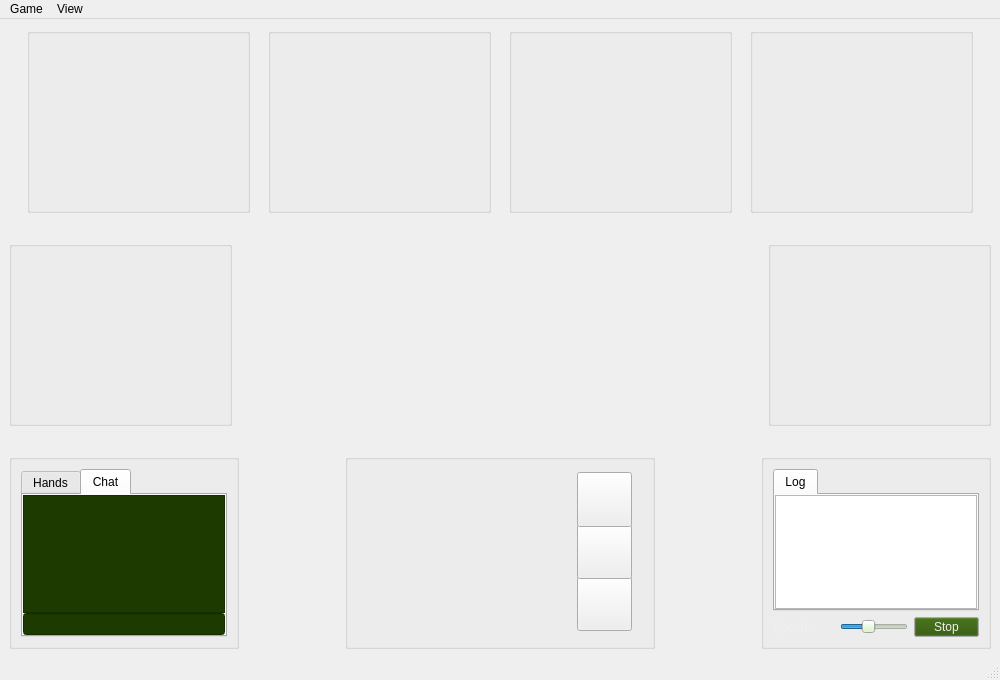
Before: the Qt Designer form src/gui/qt/mainwindow.ui in pokerth/pokerth, drawn with Qt 5.
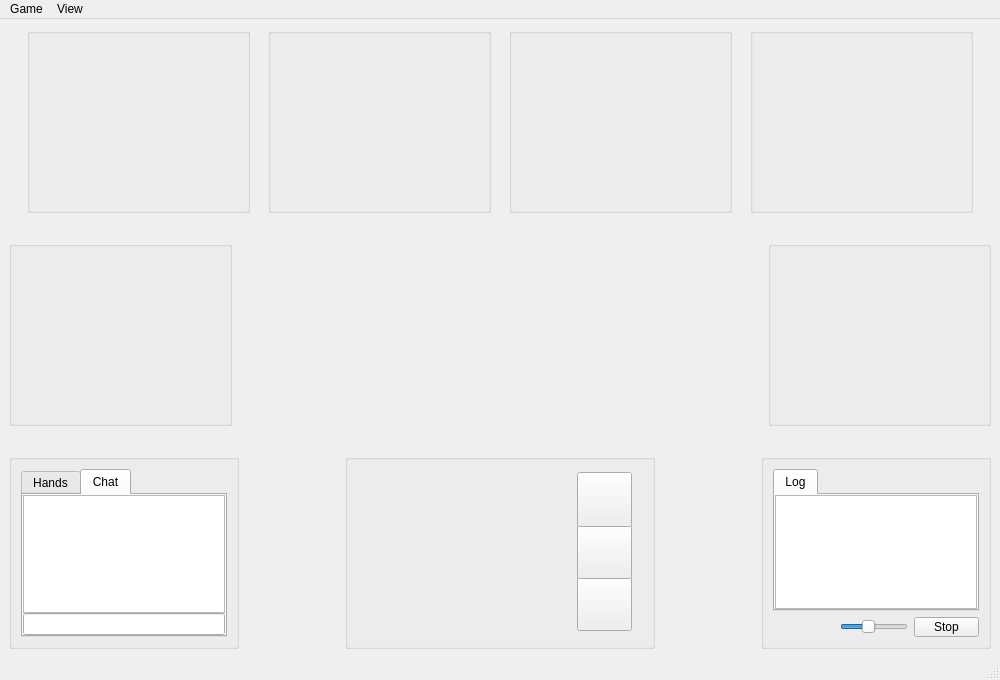
After: the same form once the commit is applied. The open tabs and pages were chosen to show the change. Icons and pictures are not drawn. Custom widgets are drawn as their Qt base class.

Commit message: some other gui fixes for qt-4.3.*

Patch:
```diff
--- a/src/gui/qt/mainwindow.ui
+++ b/src/gui/qt/mainwindow.ui
@@ -164,9 +164,6 @@
            </property>
            <item row="0" column="0" >
             <widget class="MyLeftTabWidget" name="tabWidget_Left" >
-             <property name="tabShape" >
-              <enum>QTabWidget::Rounded</enum>
-             </property>
              <property name="currentIndex" >
               <number>0</number>
              </property>
@@ -227,232 +224,6 @@
                </property>
                <item row="0" column="0" >
                 <widget class="QTextBrowser" name="textBrowser_Chat" >
-                 <property name="palette" >
-                  <palette>
-                   <active>
-                    <colorrole role="WindowText" >
-                     <brush brushstyle="SolidPattern" >
-                      <color alpha="255" >
-                       <red>240</red>
-                       <green>240</green>
-                       <blue>240</blue>
-                      </color>
-                     </brush>
-                    </colorrole>
-                    <colorrole role="Button" >
-                     <brush brushstyle="SolidPattern" >
-                      <color alpha="255" >
-                       <red>40</red>
-                       <green>82</green>
-                       <blue>0</blue>
-                      </color>
-                     </brush>
-                    </colorrole>
-                    <colorrole role="Light" >
-                     <brush brushstyle="SolidPattern" >
-                      <color alpha="255" >
-                       <red>240</red>
-                       <green>240</green>
-                       <blue>240</blue>
-                      </color>
-                     </brush>
-                    </colorrole>
-                    <colorrole role="Text" >
-                     <brush brushstyle="SolidPattern" >
-                      <color alpha="255" >
-                       <red>240</red>
-                       <green>240</green>
-                       <blue>240</blue>
-                      </color>
-                     </brush>
-                    </colorrole>
-                    <colorrole role="BrightText" >
-                     <brush brushstyle="SolidPattern" >
-                      <color alpha="255" >
-                       <red>240</red>
-                       <green>240</green>
-                       <blue>240</blue>
-                      </color>
-                     </brush>
-                    </colorrole>
-                    <colorrole role="Base" >
-                     <brush brushstyle="SolidPattern" >
-                      <color alpha="255" >
-                       <red>29</red>
-                       <green>59</green>
-                       <blue>0</blue>
-                      </color>
-                     </brush>
-                    </colorrole>
-                    <colorrole role="Window" >
-                     <brush brushstyle="SolidPattern" >
-                      <color alpha="255" >
-                       <red>29</red>
-                       <green>59</green>
-                       <blue>0</blue>
-                      </color>
-                     </brush>
-                    </colorrole>
-                    <colorrole role="HighlightedText" >
-                     <brush brushstyle="SolidPattern" >
-                      <color alpha="255" >
-                       <red>240</red>
-                       <green>240</green>
-                       <blue>240</blue>
-                      </color>
-                     </brush>
-                    </colorrole>
-                   </active>
-                   <inactive>
-                    <colorrole role="WindowText" >
-                     <brush brushstyle="SolidPattern" >
-                      <color alpha="255" >
-                       <red>240</red>
-                       <green>240</green>
-                       <blue>240</blue>
-                      </color>
-                     </brush>
-                    </colorrole>
-                    <colorrole role="Button" >
-                     <brush brushstyle="SolidPattern" >
-                      <color alpha="255" >
-                       <red>40</red>
-                       <green>82</green>
-                       <blue>0</blue>
-                      </color>
-                     </brush>
-                    </colorrole>
-                    <colorrole role="Light" >
-                     <brush brushstyle="SolidPattern" >
-                      <color alpha="255" >
-                       <red>240</red>
-                       <green>240</green>
-                       <blue>240</blue>
-                      </color>
-                     </brush>
-                    </colorrole>
-                    <colorrole role="Text" >
-                     <brush brushstyle="SolidPattern" >
-                      <color alpha="255" >
-                       <red>240</red>
-                       <green>240</green>
-                       <blue>240</blue>
-                      </color>
-                     </brush>
-                    </colorrole>
-                    <colorrole role="BrightText" >
-                     <brush brushstyle="SolidPattern" >
-                      <color alpha="255" >
-                       <red>240</red>
-                       <green>240</green>
-                       <blue>240</blue>
-                      </color>
-                     </brush>
-                    </colorrole>
-                    <colorrole role="Base" >
-                     <brush brushstyle="SolidPattern" >
-                      <color alpha="255" >
-                       <red>29</red>
-                       <green>59</green>
-                       <blue>0</blue>
-                      </color>
-                     </brush>
-                    </colorrole>
-                    <colorrole role="Window" >
-                     <brush brushstyle="SolidPattern" >
-                      <color alpha="255" >
-                       <red>29</red>
-                       <green>59</green>
-                       <blue>0</blue>
-                      </color>
-                     </brush>
-                    </colorrole>
-                    <colorrole role="HighlightedText" >
-                     <brush brushstyle="SolidPattern" >
-                      <color alpha="255" >
-                       <red>240</red>
-                       <green>240</green>
-                       <blue>240</blue>
-                      </color>
-                     </brush>
-                    </colorrole>
-                   </inactive>
-                   <disabled>
-                    <colorrole role="WindowText" >
-                     <brush brushstyle="SolidPattern" >
-                      <color alpha="255" >
-                       <red>128</red>
-                       <green>128</green>
-                       <blue>128</blue>
-                      </color>
-                     </brush>
-                    </colorrole>
-                    <colorrole role="Button" >
-                     <brush brushstyle="SolidPattern" >
-                      <color alpha="255" >
-                       <red>40</red>
-                       <green>82</green>
-                       <blue>0</blue>
-                      </color>
-                     </brush>
-                    </colorrole>
-                    <colorrole role="Light" >
-                     <brush brushstyle="SolidPattern" >
-                      <color alpha="255" >
-                       <red>240</red>
-                       <green>240</green>
-                       <blue>240</blue>
-                      </color>
-                     </brush>
-                    </colorrole>
-                    <colorrole role="Text" >
-                     <brush brushstyle="SolidPattern" >
-                      <color alpha="255" >
-                       <red>199</red>
-                       <green>199</green>
-                       <blue>199</blue>
-                      </color>
-                     </brush>
-                    </colorrole>
-                    <colorrole role="BrightText" >
-                     <brush brushstyle="SolidPattern" >
-                      <color alpha="255" >
-                       <red>240</red>
-                       <green>240</green>
-                       <blue>240</blue>
-                      </color>
-                     </brush>
-                    </colorrole>
-                    <colorrole role="Base" >
-                     <brush brushstyle="SolidPattern" >
-                      <color alpha="255" >
-                       <red>29</red>
-                       <green>59</green>
-                       <blue>0</blue>
-                      </color>
-                     </brush>
-                    </colorrole>
-                    <colorrole role="Window" >
-                     <brush brushstyle="SolidPattern" >
-                      <color alpha="255" >
-                       <red>29</red>
-                       <green>59</green>
-                       <blue>0</blue>
-                      </color>
-                     </brush>
-                    </colorrole>
-                    <colorrole role="HighlightedText" >
-                     <brush brushstyle="SolidPattern" >
-                      <color alpha="255" >
-                       <red>240</red>
-                       <green>240</green>
-                       <blue>240</blue>
-                      </color>
-                     </brush>
-                    </colorrole>
-                   </disabled>
-                  </palette>
-                 </property>
                  <property name="focusPolicy" >
                   <enum>Qt::NoFocus</enum>
                  </property>
@@ -462,99 +233,7 @@
                 </widget>
                </item>
                <item row="1" column="0" >
-                <widget class="QLineEdit" name="lineEdit_ChatInput" >
-                 <property name="palette" >
-                  <palette>
-                   <active>
-                    <colorrole role="Button" >
-                     <brush brushstyle="SolidPattern" >
-                      <color alpha="255" >
-                       <red>29</red>
-                       <green>59</green>
-                       <blue>0</blue>
-                      </color>
-                     </brush>
-                    </colorrole>
-                    <colorrole role="Base" >
-                     <brush brushstyle="SolidPattern" >
-                      <color alpha="255" >
-                       <red>29</red>
-                       <green>59</green>
-                       <blue>0</blue>
-                      </color>
-                     </brush>
-                    </colorrole>
-                    <colorrole role="Window" >
-                     <brush brushstyle="SolidPattern" >
-                      <color alpha="255" >
-                       <red>29</red>
-                       <green>59</green>
-                       <blue>0</blue>
-                      </color>
-                     </brush>
-                    </colorrole>
-                   </active>
-                   <inactive>
-                    <colorrole role="Button" >
-                     <brush brushstyle="SolidPattern" >
-                      <color alpha="255" >
-                       <red>29</red>
-                       <green>59</green>
-                       <blue>0</blue>
-                      </color>
-                     </brush>
-                    </colorrole>
-                    <colorrole role="Base" >
-                     <brush brushstyle="SolidPattern" >
-                      <color alpha="255" >
-                       <red>29</red>
-                       <green>59</green>
-                       <blue>0</blue>
-                      </color>
-                     </brush>
-                    </colorrole>
-                    <colorrole role="Window" >
-                     <brush brushstyle="SolidPattern" >
-                      <color alpha="255" >
-                       <red>29</red>
-                       <green>59</green>
-                       <blue>0</blue>
-                      </color>
-                     </brush>
-                    </colorrole>
-                   </inactive>
-                   <disabled>
-                    <colorrole role="Button" >
-                     <brush brushstyle="SolidPattern" >
-                      <color alpha="255" >
-                       <red>29</red>
-                       <green>59</green>
-                       <blue>0</blue>
-                      </color>
-                     </brush>
-                    </colorrole>
-                    <colorrole role="Base" >
-                     <brush brushstyle="SolidPattern" >
-                      <color alpha="255" >
-                       <red>29</red>
-                       <green>59</green>
-                       <blue>0</blue>
-                      </color>
-                     </brush>
-                    </colorrole>
-                    <colorrole role="Window" >
-                     <brush brushstyle="SolidPattern" >
-                      <color alpha="255" >
-                       <red>29</red>
-                       <green>59</green>
-                       <blue>0</blue>
-                      </color>
-                     </brush>
-                    </colorrole>
-                   </disabled>
-                  </palette>
-                 </property>
-                </widget>
+                <widget class="QLineEdit" name="lineEdit_ChatInput" />
                </item>
               </layout>
              </widget>
@@ -1484,46 +1163,6 @@
                  <verstretch>0</verstretch>
                 </sizepolicy>
                </property>
-               <property name="palette" >
-                <palette>
-                 <active>
-                  <colorrole role="Button" >
-                   <brush brushstyle="SolidPattern" >
-                    <color alpha="255" >
-                     <red>203</red>
-                     <green>237</green>
-                     <blue>180</blue>
-                    </color>
-                   </brush>
-                  </colorrole>
-                 </active>
-                 <inactive>
-                  <colorrole role="Button" >
-                   <brush brushstyle="SolidPattern" >
-                    <color alpha="255" >
-                     <red>203</red>
-                     <green>237</green>
-                     <blue>180</blue>
-                    </color>
-                   </brush>
-                  </colorrole>
-                 </inactive>
-                 <disabled>
-                  <colorrole role="Button" >
-                   <brush brushstyle="SolidPattern" >
-                    <color alpha="255" >
-                     <red>203</red>
-                     <green>237</green>
-                     <blue>180</blue>
-                    </color>
-                   </brush>
-                  </colorrole>
-                 </disabled>
-                </palette>
-               </property>
-               <property name="focusPolicy" >
-                <enum>Qt::NoFocus</enum>
-               </property>
                <property name="minimum" >
                 <number>1</number>
                </property>
@@ -1549,259 +1188,6 @@
                  <height>20</height>
                 </size>
                </property>
-               <property name="palette" >
-                <palette>
-                 <active>
-                  <colorrole role="WindowText" >
-                   <brush brushstyle="SolidPattern" >
-                    <color alpha="255" >
-                     <red>240</red>
-                     <green>240</green>
-                     <blue>240</blue>
-                    </color>
-                   </brush>
-                  </colorrole>
-                  <colorrole role="Button" >
-                   <brush brushstyle="SolidPattern" >
-                    <color alpha="255" >
-                     <red>40</red>
-                     <green>82</green>
-                     <blue>0</blue>
-                    </color>
-                   </brush>
-                  </colorrole>
-                  <colorrole role="Light" >
-                   <brush brushstyle="SolidPattern" >
-                    <color alpha="255" >
-                     <red>255</red>
-                     <green>255</green>
-                     <blue>255</blue>
-                    </color>
-                   </brush>
-                  </colorrole>
-                  <colorrole role="Text" >
-                   <brush brushstyle="SolidPattern" >
-                    <color alpha="255" >
-                     <red>240</red>
-                     <green>240</green>
-                     <blue>240</blue>
-                    </color>
-                   </brush>
-                  </colorrole>
-                  <colorrole role="BrightText" >
-                   <brush brushstyle="SolidPattern" >
-                    <color alpha="255" >
-                     <red>255</red>
-                     <green>255</green>
-                     <blue>255</blue>
-                    </color>
-                   </brush>
-                  </colorrole>
-                  <colorrole role="ButtonText" >
-                   <brush brushstyle="SolidPattern" >
-                    <color alpha="255" >
-                     <red>240</red>
-                     <green>240</green>
-                     <blue>240</blue>
-                    </color>
-                   </brush>
-                  </colorrole>
-                  <colorrole role="Base" >
-                   <brush brushstyle="SolidPattern" >
-                    <color alpha="255" >
-                     <red>40</red>
-                     <green>82</green>
-                     <blue>0</blue>
-                    </color>
-                   </brush>
-                  </colorrole>
-                  <colorrole role="HighlightedText" >
-                   <brush brushstyle="SolidPattern" >
-                    <color alpha="255" >
-                     <red>255</red>
-                     <green>255</green>
-                     <blue>255</blue>
-                    </color>
-                   </brush>
-                  </colorrole>
-                  <colorrole role="AlternateBase" >
-                   <brush brushstyle="SolidPattern" >
-                    <color alpha="255" >
-                     <red>232</red>
-                     <green>232</green>
-                     <blue>232</blue>
-                    </color>
-                   </brush>
-                  </colorrole>
-                 </active>
-                 <inactive>
-                  <colorrole role="WindowText" >
-                   <brush brushstyle="SolidPattern" >
-                    <color alpha="255" >
-                     <red>240</red>
-                     <green>240</green>
-                     <blue>240</blue>
-                    </color>
-                   </brush>
-                  </colorrole>
-                  <colorrole role="Button" >
-                   <brush brushstyle="SolidPattern" >
-                    <color alpha="255" >
-                     <red>40</red>
-                     <green>82</green>
-                     <blue>0</blue>
-                    </color>
-                   </brush>
-                  </colorrole>
-                  <colorrole role="Light" >
-                   <brush brushstyle="SolidPattern" >
-                    <color alpha="255" >
-                     <red>255</red>
-                     <green>255</green>
-                     <blue>255</blue>
-                    </color>
-                   </brush>
-                  </colorrole>
-                  <colorrole role="Text" >
-                   <brush brushstyle="SolidPattern" >
-                    <color alpha="255" >
-                     <red>240</red>
-                     <green>240</green>
-                     <blue>240</blue>
-                    </color>
-                   </brush>
-                  </colorrole>
-                  <colorrole role="BrightText" >
-                   <brush brushstyle="SolidPattern" >
-                    <color alpha="255" >
-                     <red>255</red>
-                     <green>255</green>
-                     <blue>255</blue>
-                    </color>
-                   </brush>
-                  </colorrole>
-                  <colorrole role="ButtonText" >
-                   <brush brushstyle="SolidPattern" >
-                    <color alpha="255" >
-                     <red>240</red>
-                     <green>240</green>
-                     <blue>240</blue>
-                    </color>
-                   </brush>
-                  </colorrole>
-                  <colorrole role="Base" >
-                   <brush brushstyle="SolidPattern" >
-                    <color alpha="255" >
-                     <red>40</red>
-                     <green>82</green>
-                     <blue>0</blue>
-                    </color>
-                   </brush>
-                  </colorrole>
-                  <colorrole role="HighlightedText" >
-                   <brush brushstyle="SolidPattern" >
-                    <color alpha="255" >
-                     <red>255</red>
-                     <green>255</green>
-                     <blue>255</blue>
-                    </color>
-                   </brush>
-                  </colorrole>
-                  <colorrole role="AlternateBase" >
-                   <brush brushstyle="SolidPattern" >
-                    <color alpha="255" >
-                     <red>232</red>
-                     <green>232</green>
-                     <blue>232</blue>
-                    </color>
-                   </brush>
-                  </colorrole>
-                 </inactive>
-                 <disabled>
-                  <colorrole role="WindowText" >
-                   <brush brushstyle="SolidPattern" >
-                    <color alpha="255" >
-                     <red>131</red>
-                     <green>153</green>
-                     <blue>86</blue>
-                    </color>
-                   </brush>
-                  </colorrole>
-                  <colorrole role="Button" >
-                   <brush brushstyle="SolidPattern" >
-                    <color alpha="255" >
-                     <red>40</red>
-                     <green>82</green>
-                     <blue>0</blue>
-                    </color>
-                   </brush>
-                  </colorrole>
-                  <colorrole role="Light" >
-                   <brush brushstyle="SolidPattern" >
-                    <color alpha="255" >
-                     <red>131</red>
-                     <green>153</green>
-                     <blue>86</blue>
-                    </color>
-                   </brush>
-                  </colorrole>
-                  <colorrole role="Text" >
-                   <brush brushstyle="SolidPattern" >
-                    <color alpha="255" >
-                     <red>131</red>
-                     <green>153</green>
-                     <blue>86</blue>
-                    </color>
-                   </brush>
-                  </colorrole>
-                  <colorrole role="BrightText" >
-                   <brush brushstyle="SolidPattern" >
-                    <color alpha="255" >
-                     <red>131</red>
-                     <green>153</green>
-                     <blue>86</blue>
-                    </color>
-                   </brush>
-                  </colorrole>
-                  <colorrole role="ButtonText" >
-                   <brush brushstyle="SolidPattern" >
-                    <color alpha="255" >
-                     <red>131</red>
-                     <green>153</green>
-                     <blue>86</blue>
-                    </color>
-                   </brush>
-                  </colorrole>
-                  <colorrole role="Base" >
-                   <brush brushstyle="SolidPattern" >
-                    <color alpha="255" >
-                     <red>40</red>
-                     <green>82</green>
-                     <blue>0</blue>
-                    </color>
-                   </brush>
-                  </colorrole>
-                  <colorrole role="HighlightedText" >
-                   <brush brushstyle="SolidPattern" >
-                    <color alpha="255" >
-                     <red>131</red>
-                     <green>153</green>
-                     <blue>86</blue>
-                    </color>
-                   </brush>
-                  </colorrole>
-                  <colorrole role="AlternateBase" >
-                   <brush brushstyle="SolidPattern" >
-                    <color alpha="255" >
-                     <red>131</red>
-                     <green>153</green>
-                     <blue>86</blue>
-                    </color>
-                   </brush>
-                  </colorrole>
-                 </disabled>
-                </palette>
-               </property>
                <property name="focusPolicy" >
                 <enum>Qt::NoFocus</enum>
                </property>
```
Left out of the diff: 5 changed lines with no effect on the pictures. The commit also changes 5 other files.
